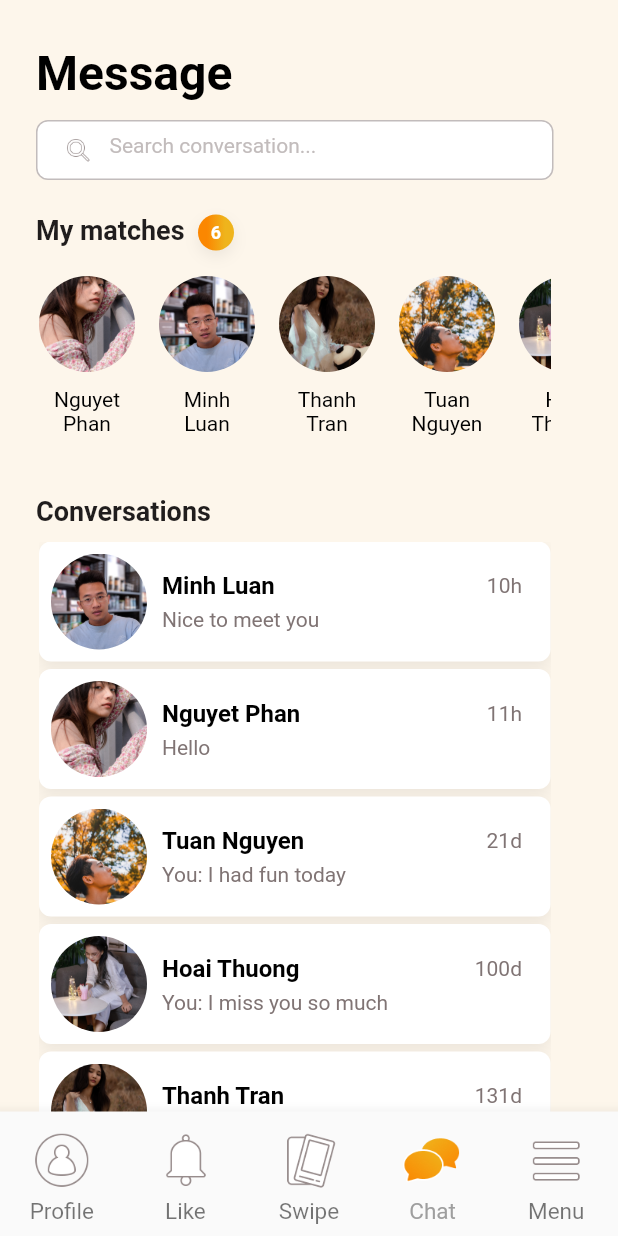
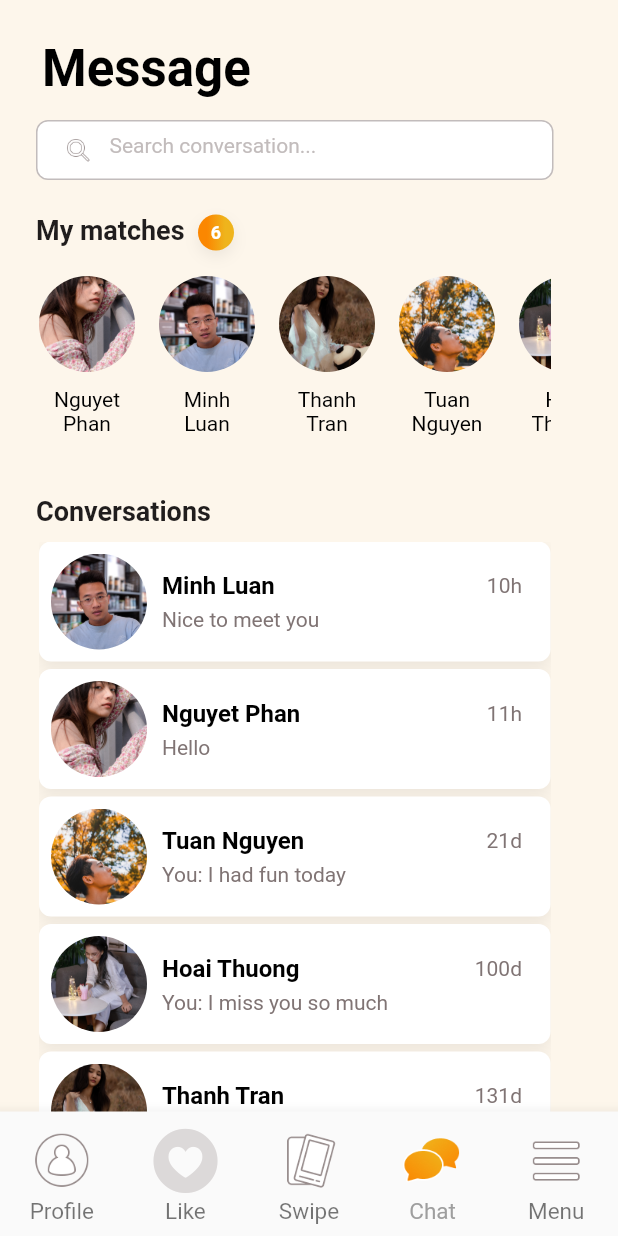
Before and after one commit to PhatDinh/Recontre-App, a Flutter app: the RootScreen screen opened directly, item 4 of the bottom bar chosen, on a phone screen of 412 x 824 dp. Run offline on Flutter 3.47's test engine with Material 2 defaults, Android fonts, the phone set to English and light mode, and no system bars; our stand-ins replace carousel_slider, dotted_border, get, google_fonts, swipe_cards.

Commit message:
update color

```diff
--- a/lib/screens/messageList_screen.dart
+++ b/lib/screens/messageList_screen.dart
@@ -244,15 +244,15 @@ class _MessagelistWidgetState extends State<MessagelistWidget> {
         ),
         child: Stack(children: <Widget>[
           const Positioned(
-              top: 30,
-              left: 24,
+              top: 25,
+              left: 28,
               child: Text('Message',
                   textAlign: TextAlign.left,
                   style: TextStyle(
                     decoration: TextDecoration.none,
                     color: Color.fromRGBO(0, 0, 0, 1),
                     fontFamily: 'Roboto',
-                    fontSize: 32,
+                    fontSize: 34,
                     fontWeight: FontWeight.bold,
                   ))),
 
--- a/lib/screens/root_screen.dart
+++ b/lib/screens/root_screen.dart
@@ -1,3 +1,4 @@
+import 'package:flutter/cupertino.dart';
 import 'package:flutter/material.dart';
 import 'package:recontre/screens/like_screen.dart';
 import 'package:recontre/screens/messageDetails_screen.dart';
@@ -153,13 +154,15 @@ class _RootScreenState extends State<RootScreen> {
                   )),
               BottomNavigationBarItem(
                   label: "Like",
-                  activeIcon: Image.asset(
-                    "assets/icon-orange/Icon_Notifications.png",
-                    height: 50,
+                  activeIcon: Icon(
+                    CupertinoIcons.heart_circle_fill,
+                    color: Colors.orange,
+                    size: 50,
                   ),
-                  icon: Image.asset(
-                    "assets/icon/Icon_Notifications.png",
-                    height: 50,
+                  icon: Icon(
+                    CupertinoIcons.heart_circle_fill,
+                    size: 50,
+                    color: Color.fromRGBO(151, 140, 140, 0.3),
                   )),
               BottomNavigationBarItem(
                   label: "Swipe",
```
